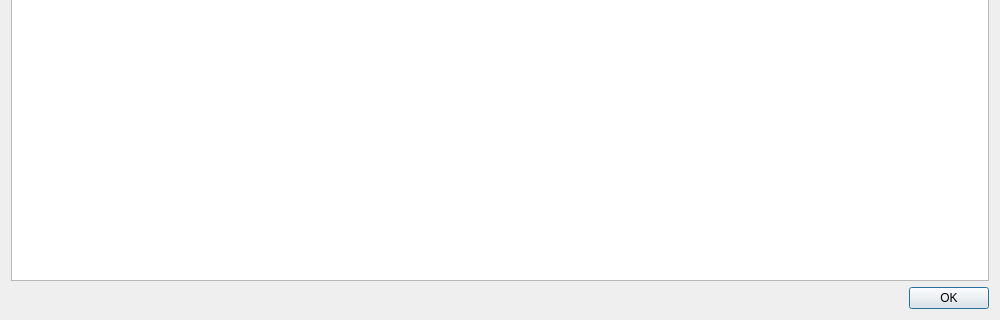
First picture: the form in src/qt/forms/coincontroldialog.ui, repository MindBlockchain/Mind-Coin, before the edit; both pictures show x 0 to 1000 and y 180 to 500 of the 1000 by 500 pixel window.
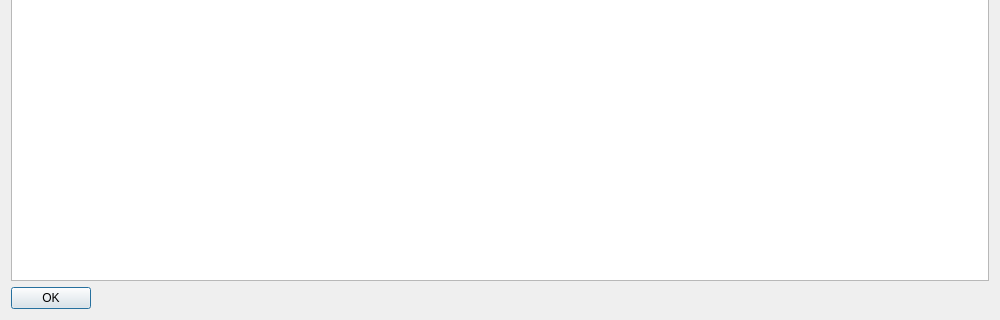
Second picture: the form after the edit. Custom widgets are drawn as their Qt base class.

```diff
--- a/src/qt/forms/coincontroldialog.ui
+++ b/src/qt/forms/coincontroldialog.ui
@@ -467,6 +467,12 @@
    </item>
    <item>
     <widget class="QDialogButtonBox" name="buttonBox">
+     <property name="sizePolicy">
+      <sizepolicy hsizetype="Maximum" vsizetype="Fixed">
+       <horstretch>0</horstretch>
+       <verstretch>0</verstretch>
+      </sizepolicy>
+     </property>
      <property name="orientation">
       <enum>Qt::Horizontal</enum>
      </property>
```
